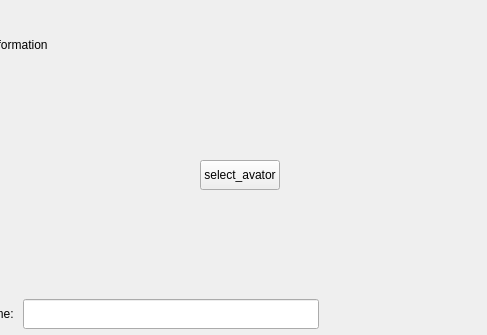
Qt form chatting-client/usersettingstackpage.ui (Liupeter01/Distributed-Instant-Messaging-System-Development) before a commit; both pictures show x 213 to 700 and y 0 to 335 of the 700 by 700 pixel window.
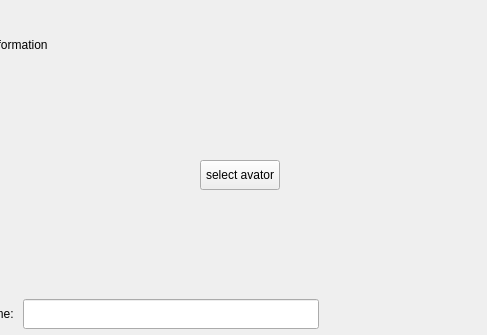
The same form after that commit.

Commit message: 1.[UPDATE]:update ui 2.[ADD]:add signal_start_file_transmission to transfer user's avator(file) to resources server(we dont need to use file transfer control dialog in this interface) 3.[ADD]:add setPause to prevent from pervious pause damage our transfer process

The edit to the form file:
```diff
--- a/chatting-client/usersettingstackpage.ui
+++ b/chatting-client/usersettingstackpage.ui
@@ -110,7 +110,7 @@
             </size>
            </property>
            <property name="text">
-            <string>select_avator</string>
+            <string>select avator</string>
            </property>
           </widget>
          </item>
```
The commit also changes 2 other files.
